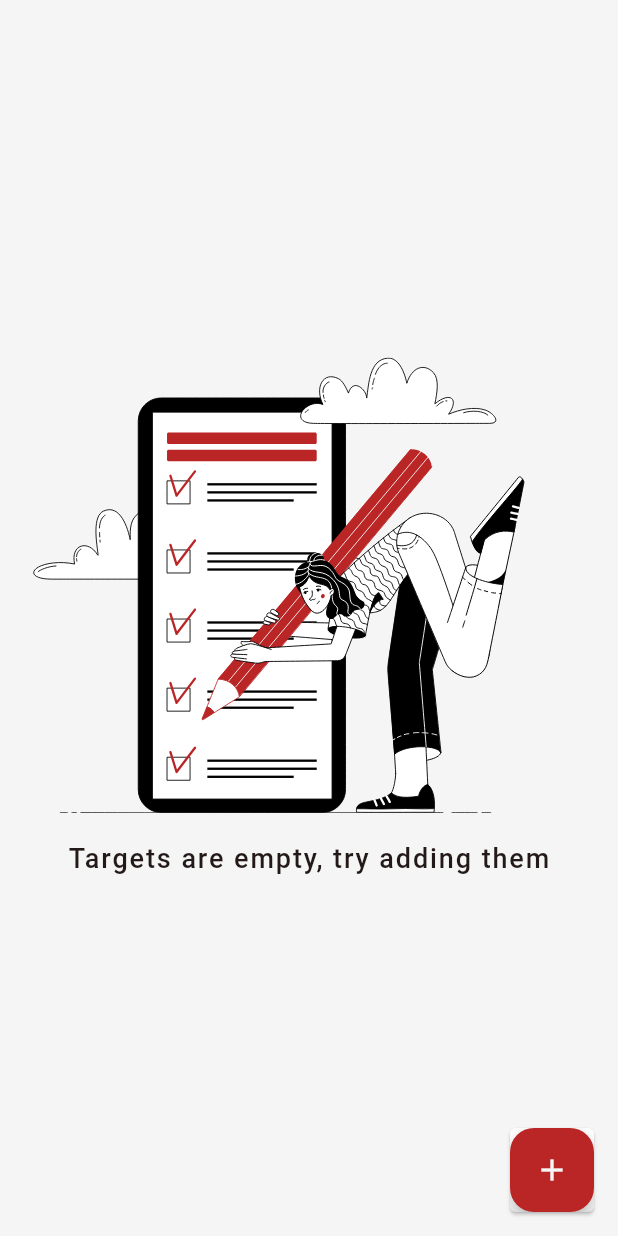
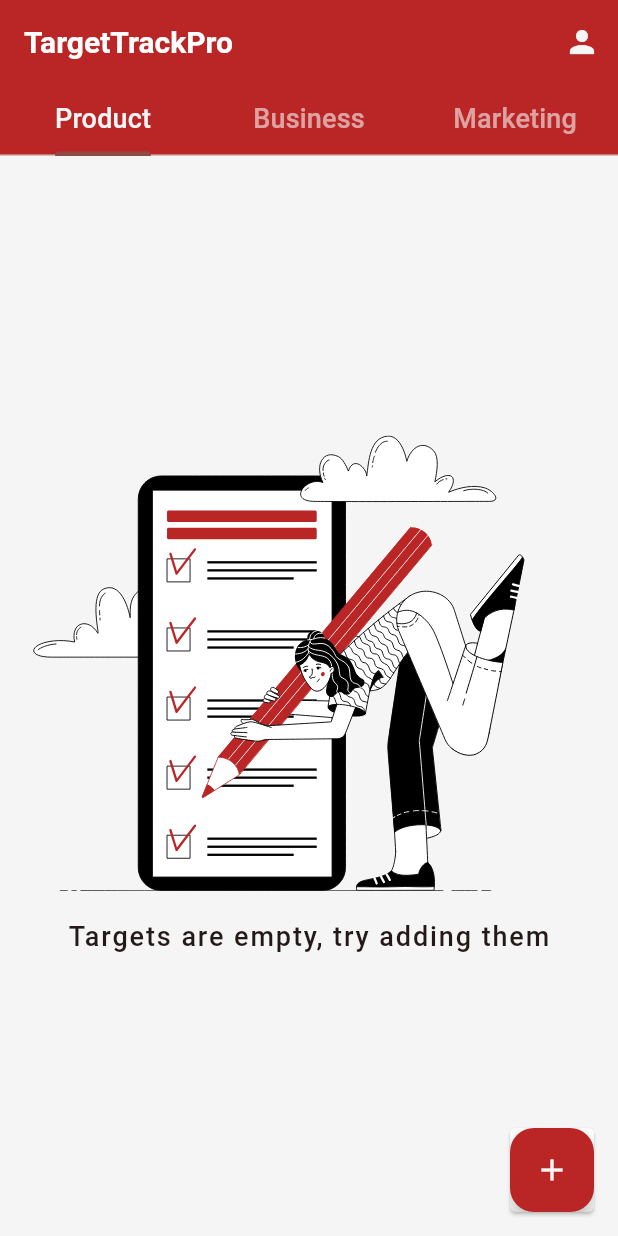
Before and after one commit to andikatp/TargetTrackPro, a Flutter app: the screen it shows after launch, on a phone screen of 412 x 824 dp. Run offline on Flutter 3.47's test engine with Material 3 defaults, Android fonts, the phone set to English and light mode, and no system bars; our stand-ins replace dartz, dropdown_button2, equatable, floor, flutter_bloc, flutter_screenutil and 5 more; missing offline and left inert: custom_date_range_picker; accounts and stored records are empty; generated files the repository leaves out were written again.

Commit message:
feat(product): put product inside tabbar

```diff
--- a/lib/core/services/app_routes.dart
+++ /dev/null
@@ -1,15 +0,0 @@
-import 'package:business/core/services/dependency_container.dart';
-import 'package:business/presentation/blocs/product/bloc/product_bloc.dart';
-import 'package:business/presentation/pages/product/product_page.dart';
-import 'package:flutter/material.dart';
-import 'package:flutter_bloc/flutter_bloc.dart';
-
-Map<String, WidgetBuilder> getAppRoutes() {
-  return {
-    '/': (context) => BlocProvider(
-          create: (context) =>
-              sl<ProductBloc>()..add(const GetProductTargetEvent()),
-          child: const ProductPage(),
-        ),
-  };
-}
--- a/lib/main.dart
+++ b/lib/main.dart
@@ -1,7 +1,9 @@
 import 'package:business/core/res/theme.dart';
-import 'package:business/core/services/app_routes.dart';
 import 'package:business/core/services/dependency_container.dart';
+import 'package:business/presentation/blocs/product/bloc/product_bloc.dart';
+import 'package:business/presentation/pages/main/main_page.dart';
 import 'package:flutter/material.dart';
+import 'package:flutter_bloc/flutter_bloc.dart';
 import 'package:flutter_screenutil/flutter_screenutil.dart';
 
 Future<void> main() async {
@@ -15,7 +17,13 @@ class MyApp extends StatelessWidget {
 
   @override
   Widget build(BuildContext context) {
-    return GestureDetector(
+    return MultiBlocProvider(
+      providers: [
+        BlocProvider(
+          create: (_) => sl<ProductBloc>()..add(const GetProductTargetEvent()),
+        ),
+      ],
+      child: GestureDetector(
         onTap: () => FocusManager.instance.primaryFocus?.unfocus(),
         child: ScreenUtilInit(
           designSize: const Size(412, 732),
@@ -24,7 +32,8 @@ class MyApp extends StatelessWidget {
             theme: AppTheme.lightTheme,
             // darkTheme: AppTheme.darkTheme,
             debugShowCheckedModeBanner: false,
-          routes: getAppRoutes(),
+            home: const MainPage(),
+          ),
         ),
       ),
     );
--- /dev/null
+++ b/lib/presentation/pages/main/main_page.dart
@@ -0,0 +1,50 @@
+import 'package:business/core/res/colours.dart';
+import 'package:business/presentation/pages/product/product_page.dart';
+import 'package:flutter/material.dart';
+
+class MainPage extends StatefulWidget {
+  const MainPage({super.key});
+
+  @override
+  State<MainPage> createState() => _MainPageState();
+}
+
+class _MainPageState extends State<MainPage> {
+  @override
+  Widget build(BuildContext context) {
+    return DefaultTabController(
+      length: 3,
+      child: Scaffold(
+        appBar: AppBar(
+          title: const Text('TargetTrackPro'),
+          centerTitle: false,
+          actions: [
+            IconButton(
+              icon: const Icon(
+                Icons.person,
+                color: Colours.whiteColor,
+              ),
+              onPressed: () {},
+            ),
+          ],
+          bottom: TabBar(
+            tabs: const [
+              Tab(text: 'Product'),
+              Tab(text: 'Business'),
+              Tab(text: 'Marketing'),
+            ],
+            unselectedLabelColor: Colours.whiteColor.withOpacity(0.6),
+            labelColor: Colours.whiteColor,
+          ),
+        ),
+        body: const TabBarView(
+          children: [
+            ProductPage(),
+            Text('data2'),
+            Text('data3'),
+          ],
+        ),
+      ),
+    );
+  }
+}
```
Lines whose indentation alone changed are shown as unchanged.
